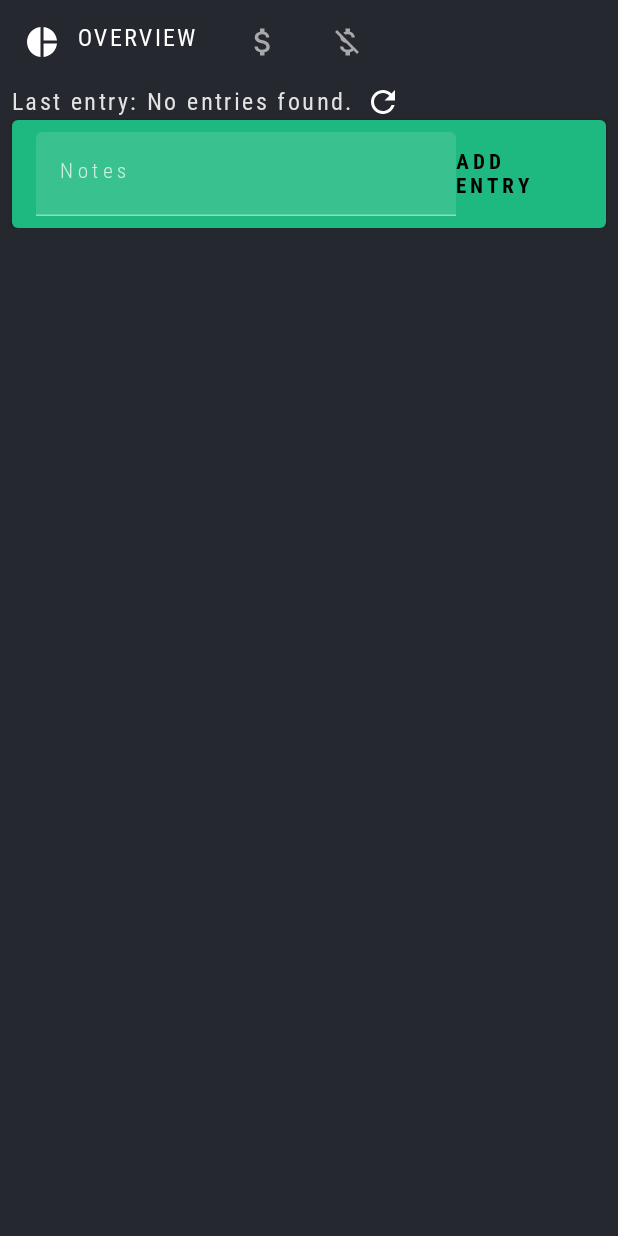
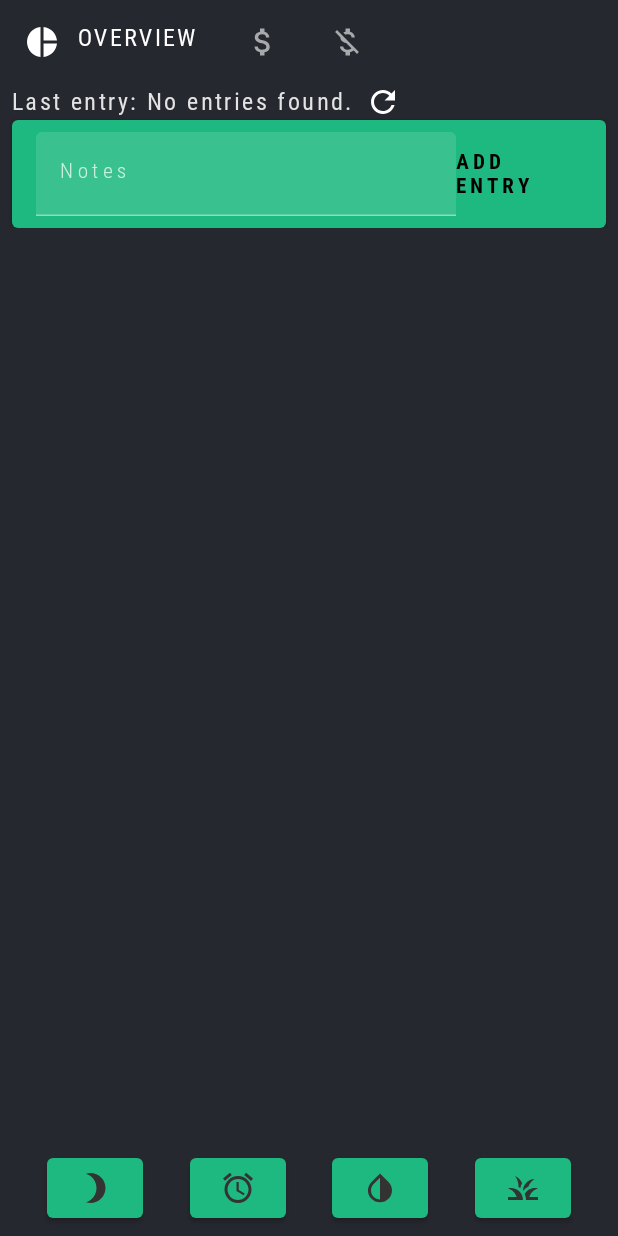
Before and after one commit to JoeParker/pawprint, an Android app built with Jetpack Compose: the screen it shows after launch (RallyActivity), on a phone screen of 412 x 824 dp. Run offline under Robolectric (Android 15) with nearby library versions, the phone set to English and light mode, and no system bars; our stand-ins replace Room's generated code.

Commit message:
add bottom bar

```diff
--- a/app/src/main/java/com/joeparker/pawprint/RallyActivity.kt
+++ b/app/src/main/java/com/joeparker/pawprint/RallyActivity.kt
@@ -40,7 +40,6 @@ import com.joeparker.pawprint.ui.components.RallyTopAppBar
 import com.joeparker.pawprint.ui.overview.OverviewViewModel
 import com.joeparker.pawprint.ui.overview.OverviewViewModelFactory
 import com.joeparker.pawprint.ui.theme.RallyTheme
-import kotlinx.coroutines.runBlocking
 import java.util.*
 
 /**
@@ -64,7 +63,7 @@ class RallyActivity : ComponentActivity() {
             setContent {
                 RallyApp(
                     entries = entries,
-                    add = { viewModel.insert(Entry(UUID.randomUUID().toString(), EntryType.Sleep, if (it.isEmpty()) null else it, Date())) },
+                    addEntry = { viewModel.insert(it) },
                     timeSinceLastEntry = viewModel.timeSinceLastEntry(entries.firstOrNull()),
                     refresh = { viewModel.refreshEntries() }
                 )
@@ -74,7 +73,7 @@ class RallyActivity : ComponentActivity() {
 }
 
 @Composable
-fun RallyApp(entries: List<Entry>, add: (String) -> Unit, timeSinceLastEntry: String, refresh: () -> Unit) {
+fun RallyApp(entries: List<Entry>, addEntry: (Entry) -> Unit, timeSinceLastEntry: String, refresh: () -> Unit) {
     RallyTheme {
         val allScreens = RallyScreen.values().toList()
         var currentScreen by rememberSaveable { mutableStateOf(RallyScreen.Overview) }
@@ -85,7 +84,8 @@ fun RallyApp(entries: List<Entry>, add: (String) -> Unit, timeSinceLastEntry: St
                     onTabSelected = { screen -> currentScreen = screen },
                     currentScreen = currentScreen
                 )
-            }
+            },
+            bottomBar = { EntryButtons(addEntry) }
         ) { innerPadding ->
             Box(Modifier.padding(innerPadding)) {
                 Column(
@@ -97,7 +97,7 @@ fun RallyApp(entries: List<Entry>, add: (String) -> Unit, timeSinceLastEntry: St
                         timeSinceLastEntry = timeSinceLastEntry,
                         refresh = refresh
                     )
-                    AddEntryButton(add)
+                    AddEntryButton(addEntry)
                     entries.forEach {
                         EntryRow(entry = it)
                         Spacer(modifier = Modifier.size(8.dp))
@@ -110,10 +110,34 @@ fun RallyApp(entries: List<Entry>, add: (String) -> Unit, timeSinceLastEntry: St
 }
 
 @Composable
+fun EntryButtons(addEntry: (Entry) -> Unit) {
+    Row(
+        modifier = Modifier.fillMaxWidth().padding(bottom = 8.dp),
+        verticalAlignment = Alignment.CenterVertically,
+        horizontalArrangement = Arrangement.SpaceEvenly
+    ) {
+        EntryType.values().forEach { type ->
+            Box {
+                Button(
+                    onClick = {
+                        addEntry(Entry(UUID.randomUUID().toString(), type, null, Date()))
+                    }
+                ) {
+                    Image(
+                        painter = painterResource(type.icon),
+                        contentDescription = type.name
+                    )
+                }
+            }
+        }
+    }
+}
+
+@Composable
 fun RecentInfo(timeSinceLastEntry: String, refresh: () -> Unit) {
     Row(
         verticalAlignment = Alignment.CenterVertically,
-        modifier = Modifier.clickable(onClick = { refresh() })
+        modifier = Modifier.clickable(onClick = refresh)
     ) {
         Text("Last entry: $timeSinceLastEntry.")
         Spacer(modifier = Modifier.size(8.dp))
@@ -133,23 +157,27 @@ fun EntryRow(entry: Entry) {
         )
         Spacer(modifier = Modifier.size(8.dp))
         Column {
-            Text(entry.notes ?: "(No Notes)")
+            Text(entry.notes ?: "(${entry.type.name})")
             Text(entry.timestamp.toString())
         }
     }
 }
 
 @Composable
-fun AddEntryButton(add: (String) -> Unit) {
+fun AddEntryButton(addEntry: (Entry) -> Unit) {
     var text by remember { mutableStateOf("") }
 
-    Button(onClick = { add(text) }) {
+    Button(
+        onClick = {
+            addEntry(Entry(UUID.randomUUID().toString(), EntryType.Sleep, if (text.isEmpty()) null else text, Date()))
+        }
+    ) {
         TextField(
             value = text,
             onValueChange = {
                 // If user hits return, insert and reset, otherwise update the text state
                 text = if (it.isNotEmpty() && it.last() == '\n') {
-                    add(text)
+                    addEntry(Entry(UUID.randomUUID().toString(), EntryType.Sleep, if (text.isEmpty()) null else text, Date()))
                     ""
                 } else {
                     it
--- a/app/src/main/java/com/joeparker/pawprint/data/constant/EntryType.kt
+++ b/app/src/main/java/com/joeparker/pawprint/data/constant/EntryType.kt
@@ -7,6 +7,6 @@ enum class EntryType(
 ) {
     Sleep(R.drawable.ic_sleep),
     Wake(R.drawable.ic_wake),
-    Pee(1), // TODO
-    Poop(2); // TODO
+    Pee(R.drawable.ic_pee),
+    Poop(R.drawable.ic_poop);
 }
--- /dev/null
+++ b/app/src/main/res/drawable-anydpi/ic_pee.xml
@@ -0,0 +1,11 @@
+<vector xmlns:android="http://schemas.android.com/apk/res/android"
+    android:width="24dp"
+    android:height="24dp"
+    android:viewportWidth="24"
+    android:viewportHeight="24"
+    android:tint="#333333"
+    android:alpha="0.6">
+  <path
+      android:fillColor="@android:color/white"
+      android:pathData="M17.66,7.93L12,2.27 6.34,7.93c-3.12,3.12 -3.12,8.19 0,11.31C7.9,20.8 9.95,21.58 12,21.58c2.05,0 4.1,-0.78 5.66,-2.34 3.12,-3.12 3.12,-8.19 0,-11.31zM12,19.59c-1.6,0 -3.11,-0.62 -4.24,-1.76C6.62,16.69 6,15.19 6,13.59s0.62,-3.11 1.76,-4.24L12,5.1v14.49z"/>
+</vector>
--- /dev/null
+++ b/app/src/main/res/drawable-anydpi/ic_poop.xml
@@ -0,0 +1,11 @@
+<vector xmlns:android="http://schemas.android.com/apk/res/android"
+    android:width="24dp"
+    android:height="24dp"
+    android:viewportWidth="24"
+    android:viewportHeight="24"
+    android:tint="#333333"
+    android:alpha="0.6">
+  <path
+      android:fillColor="@android:color/white"
+      android:pathData="M12,20H2v-2h5.75l0,0C7.02,15.19 4.81,12.99 2,12.26C2.64,12.1 3.31,12 4,12C8.42,12 12,15.58 12,20zM22,12.26C21.36,12.1 20.69,12 20,12c-2.93,0 -5.48,1.58 -6.88,3.93c0.29,0.66 0.53,1.35 0.67,2.07c0.13,0.65 0.2,1.32 0.2,2h2h6v-2h-5.75C16.98,15.19 19.19,12.99 22,12.26zM15.64,11.02c0.78,-2.09 2.23,-3.84 4.09,-5C15.44,6.16 12,9.67 12,14c0,0.01 0,0.02 0,0.02C12.95,12.75 14.2,11.72 15.64,11.02zM11.42,8.85C10.58,6.66 8.88,4.89 6.7,4C8.14,5.86 9,8.18 9,10.71c0,0.21 -0.03,0.41 -0.04,0.61c0.43,0.24 0.83,0.52 1.22,0.82C10.39,10.96 10.83,9.85 11.42,8.85z"/>
+</vector>
```
Also changed, not shown: app/src/main/res/drawable-hdpi/ic_pee.png (added), app/src/main/res/drawable-hdpi/ic_poop.png (added), app/src/main/res/drawable-mdpi/ic_pee.png (added), app/src/main/res/drawable-mdpi/ic_poop.png (added), app/src/main/res/drawable-xhdpi/ic_pee.png (added), app/src/main/res/drawable-xhdpi/ic_poop.png (added), app/src/main/res/drawable-xxhdpi/ic_pee.png (added), app/src/main/res/drawable-xxhdpi/ic_poop.png (added).
